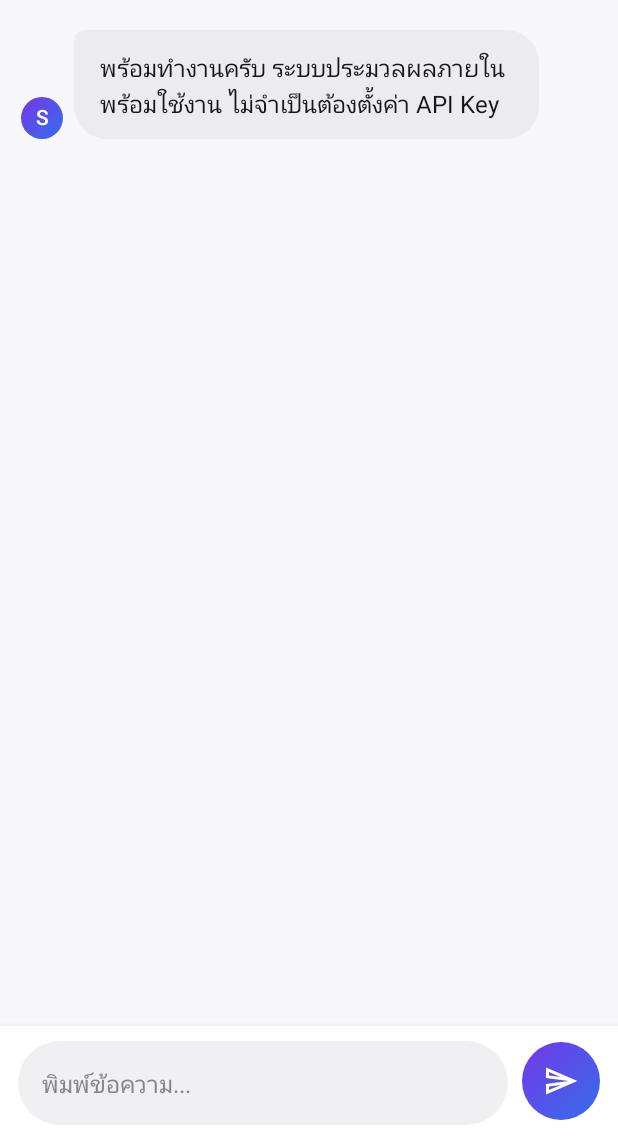
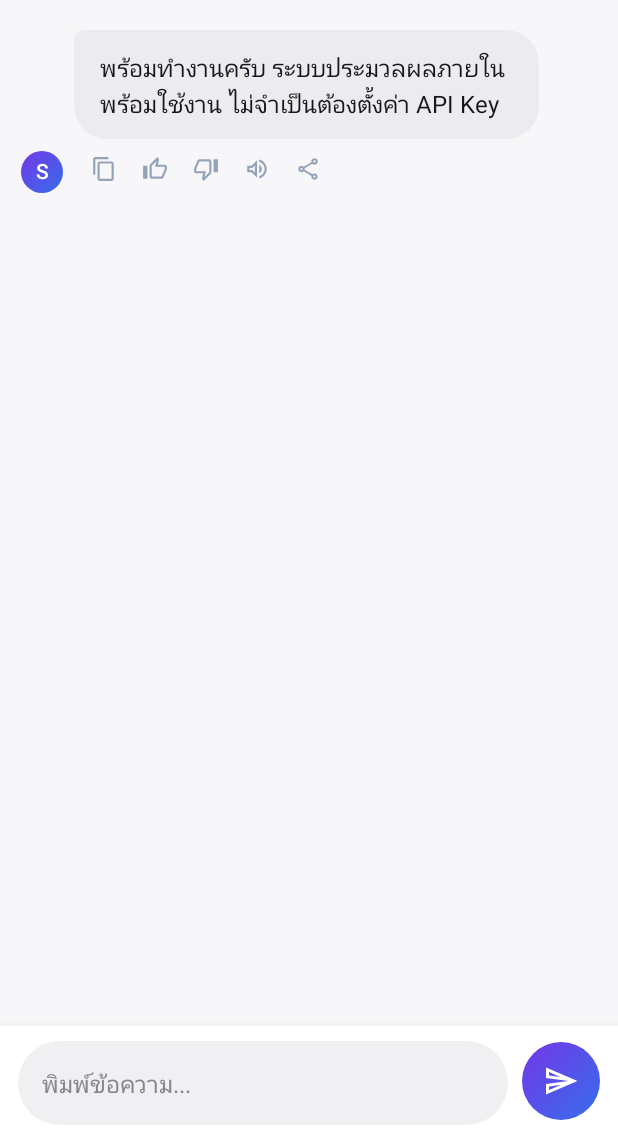
Before and after one commit to preecha021233-del/somchai-ai, an Android app built with Jetpack Compose: the screen it shows after launch (MainActivity), on a phone screen of 412 x 824 dp, the part 96-1236 px from its top. Run offline under Robolectric (Android 15) with nearby library versions, the phone set to English and light mode, and no system bars.

Commit message:
feat: add response copy feedback speech and share actions

```diff
--- a/app/src/main/java/com/somchai/ai/ui/AgentApp.kt
+++ b/app/src/main/java/com/somchai/ai/ui/AgentApp.kt
@@ -1,5 +1,14 @@
 package com.somchai.ai.ui
 
+import android.content.ClipData
+import android.content.ClipboardManager
+import android.content.Context
+import android.content.Intent
+import android.speech.tts.TextToSpeech
+import android.widget.Toast
+import androidx.compose.ui.platform.LocalContext
+import androidx.compose.runtime.DisposableEffect
+import java.util.Locale
 import androidx.compose.foundation.background
 import androidx.compose.foundation.layout.*
 import androidx.compose.foundation.lazy.LazyColumn
@@ -42,6 +51,7 @@ fun AgentApp(runtime: CoreRuntime) {
     var busy by remember { mutableStateOf(false) }
     var error by remember { mutableStateOf<String?>(null) }
     val scope = rememberCoroutineScope()
+    val appContext = LocalContext.current
 
     Scaffold(
         containerColor = SomchaiBackground,
@@ -93,6 +103,11 @@ fun AgentApp(runtime: CoreRuntime) {
             Tab.CHAT -> ChatPage(
                 modifier = Modifier.padding(padding), messages = messages, input = input,
                 onInput = { input = it }, busy = busy, error = error,
+                onFeedback = { answer, positive ->
+                    runCatching { runtime.memory.add("feedback=${if (positive) "positive" else "negative"}; answer=$answer", "response-feedback") }
+                        .onSuccess { Toast.makeText(appContext, if (positive) "ขอบคุณสำหรับคำติชม" else "รับทราบคำติชมแล้ว", Toast.LENGTH_SHORT).show() }
+                        .onFailure { runtime.logger.record("FEEDBACK_ERROR", it.message ?: "unknown") }
+                },
                 onSend = {
                     val text = input.trim()
                     if (text.isNotEmpty() && !busy) {
@@ -139,11 +154,14 @@ fun AgentApp(runtime: CoreRuntime) {
 @Composable
 private fun ChatPage(
     modifier: Modifier, messages: List<String>, input: String, onInput: (String) -> Unit,
-    busy: Boolean, error: String?, onSend: () -> Unit
+    busy: Boolean, error: String?, onFeedback: (String, Boolean) -> Unit, onSend: () -> Unit
 ) {
     val listState = rememberLazyListState()
     val keyboard = LocalSoftwareKeyboardController.current
     val focusManager = LocalFocusManager.current
+    val context = LocalContext.current
+    val speech = remember(context) { TextToSpeech(context) {} }
+    DisposableEffect(speech) { onDispose { speech.stop(); speech.shutdown() } }
 
     LaunchedEffect(messages.size, busy) {
         val lastIndex = messages.size + if (busy) 1 else 0
@@ -189,8 +207,8 @@ private fun ChatPage(
                             Text(body, color = Color.White, style = MaterialTheme.typography.bodyLarge)
                         }
                     } else {
+                        Column(Modifier.widthIn(max = 310.dp)) {
                             Surface(
-                            modifier = Modifier.widthIn(max = 310.dp),
                                 color = Color(0xFFECECEF),
                                 shape = RoundedCornerShape(topStart = 7.dp, topEnd = 22.dp, bottomEnd = 22.dp, bottomStart = 22.dp)
                             ) {
@@ -198,6 +216,41 @@ private fun ChatPage(
                                     body, Modifier.padding(horizontal = 17.dp, vertical = 13.dp),
                                     color = Color(0xFF17171B), style = MaterialTheme.typography.bodyLarge
                                 )
+                            }
+                            Row(
+                                modifier = Modifier.fillMaxWidth().padding(start = 2.dp, top = 2.dp),
+                                horizontalArrangement = Arrangement.spacedBy(0.dp),
+                                verticalAlignment = Alignment.CenterVertically
+                            ) {
+                                IconButton(onClick = {
+                                    val clipboard = context.getSystemService(Context.CLIPBOARD_SERVICE) as ClipboardManager
+                                    clipboard.setPrimaryClip(ClipData.newPlainText("SOMCHAI AI", body))
+                                    Toast.makeText(context, "คัดลอกแล้ว", Toast.LENGTH_SHORT).show()
+                                }, modifier = Modifier.size(34.dp)) {
+                                    Icon(Icons.Outlined.ContentCopy, "คัดลอก", tint = SomchaiTextSecondary, modifier = Modifier.size(17.dp))
+                                }
+                                IconButton(onClick = { onFeedback(body, true) }, modifier = Modifier.size(34.dp)) {
+                                    Icon(Icons.Outlined.ThumbUp, "ถูกใจ", tint = SomchaiTextSecondary, modifier = Modifier.size(17.dp))
+                                }
+                                IconButton(onClick = { onFeedback(body, false) }, modifier = Modifier.size(34.dp)) {
+                                    Icon(Icons.Outlined.ThumbDown, "ไม่ถูกใจ", tint = SomchaiTextSecondary, modifier = Modifier.size(17.dp))
+                                }
+                                IconButton(onClick = {
+                                    speech.language = Locale("th", "TH")
+                                    speech.speak(body, TextToSpeech.QUEUE_FLUSH, null, "somchai-${body.hashCode()}")
+                                }, modifier = Modifier.size(34.dp)) {
+                                    Icon(Icons.Outlined.VolumeUp, "อ่านออกเสียง", tint = SomchaiTextSecondary, modifier = Modifier.size(17.dp))
+                                }
+                                IconButton(onClick = {
+                                    val intent = Intent(Intent.ACTION_SEND).apply {
+                                        type = "text/plain"
+                                        putExtra(Intent.EXTRA_TEXT, body)
+                                    }
+                                    context.startActivity(Intent.createChooser(intent, "แชร์คำตอบจาก SOMCHAI AI"))
+                                }, modifier = Modifier.size(34.dp)) {
+                                    Icon(Icons.Outlined.Share, "แชร์", tint = SomchaiTextSecondary, modifier = Modifier.size(17.dp))
+                                }
+                            }
                         }
                     }
                 }
```
Lines whose indentation alone changed are shown as unchanged.
